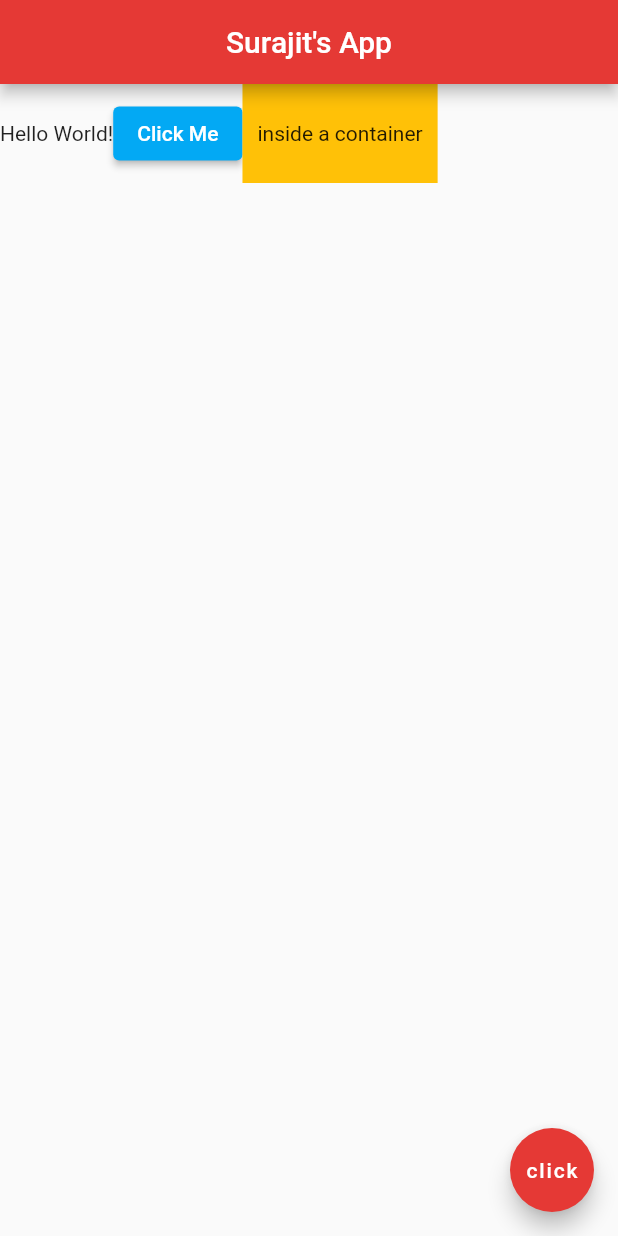
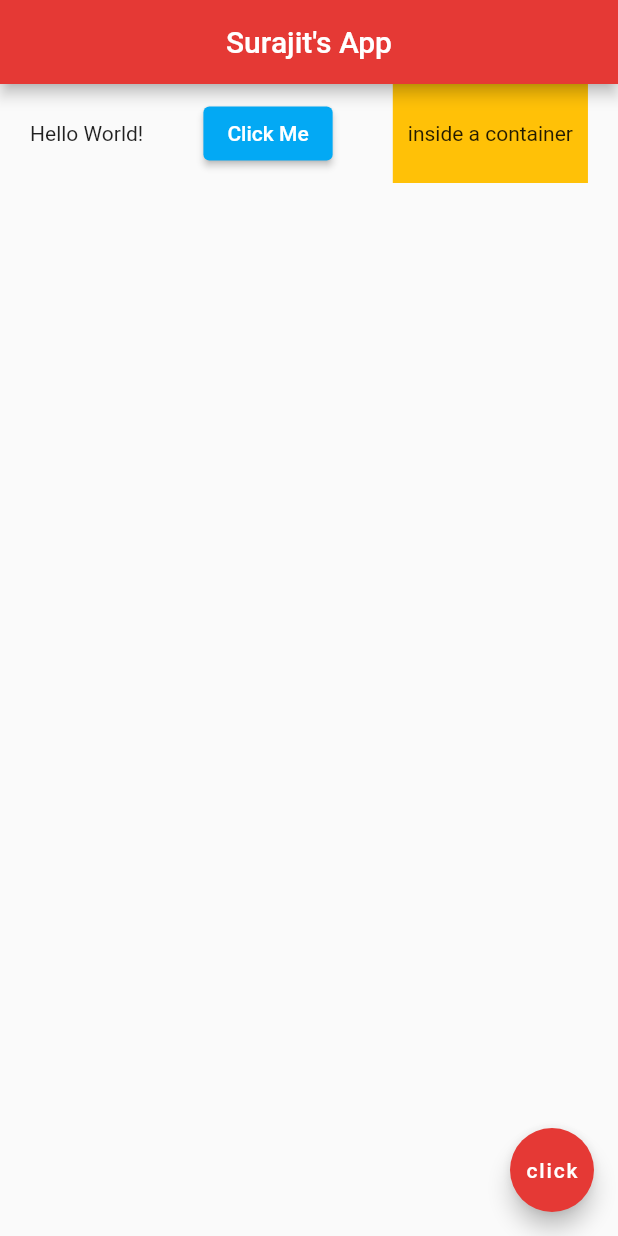
Before and after one commit to SURAJITSHAW/Learning-Flutter, a Flutter app: the screen it shows after launch, on a phone screen of 412 x 824 dp. Run offline on Flutter 3.47's test engine with Material 2 defaults, Android fonts, the phone set to English and light mode, and no system bars; project files that could hold a hidden picture were left out.

Commit message:
feat: Rows(), AxisAlignment

```diff
--- a/my_first_flutter_app/lib/main.dart
+++ b/my_first_flutter_app/lib/main.dart
@@ -18,6 +18,8 @@ class Home extends StatelessWidget {
         backgroundColor: Colors.red[600],
       ),
       body: Row(
+        mainAxisAlignment: MainAxisAlignment.spaceAround,
+        crossAxisAlignment: CrossAxisAlignment.center,
         children: [
           const Text('Hello World!'),
           ElevatedButton(onPressed: () {}, child: const Text('Click Me'), style: ButtonStyle(backgroundColor: MaterialStateProperty.all(Colors.lightBlue)),),
```
Also changed, not shown: 1 other file.
